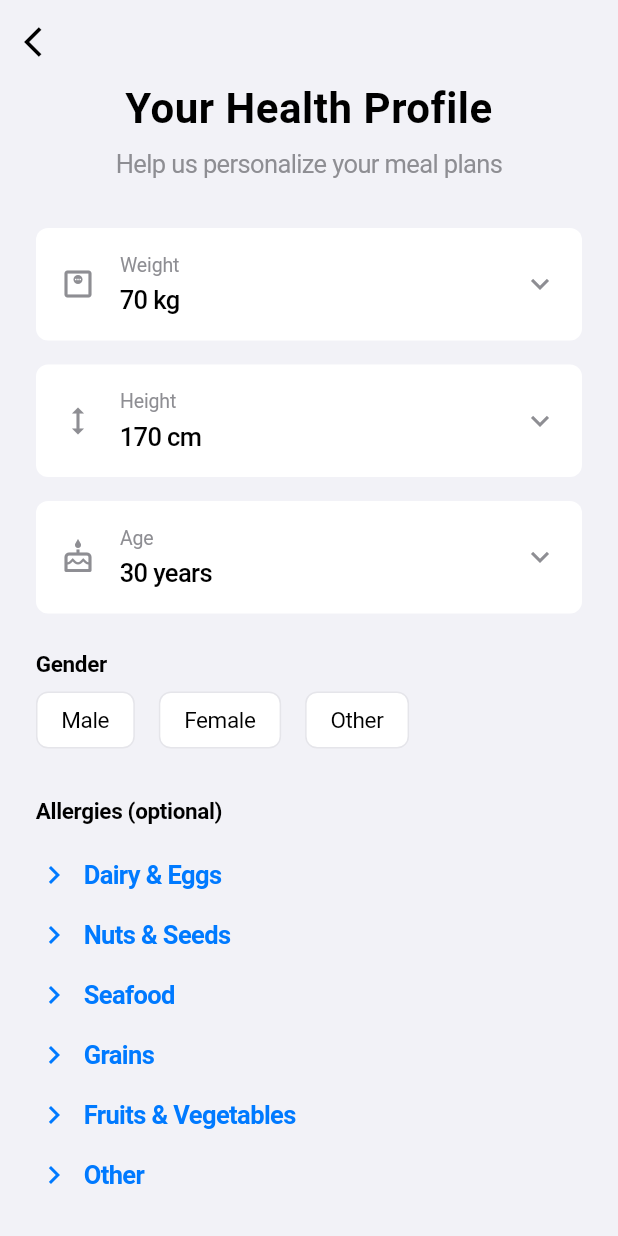
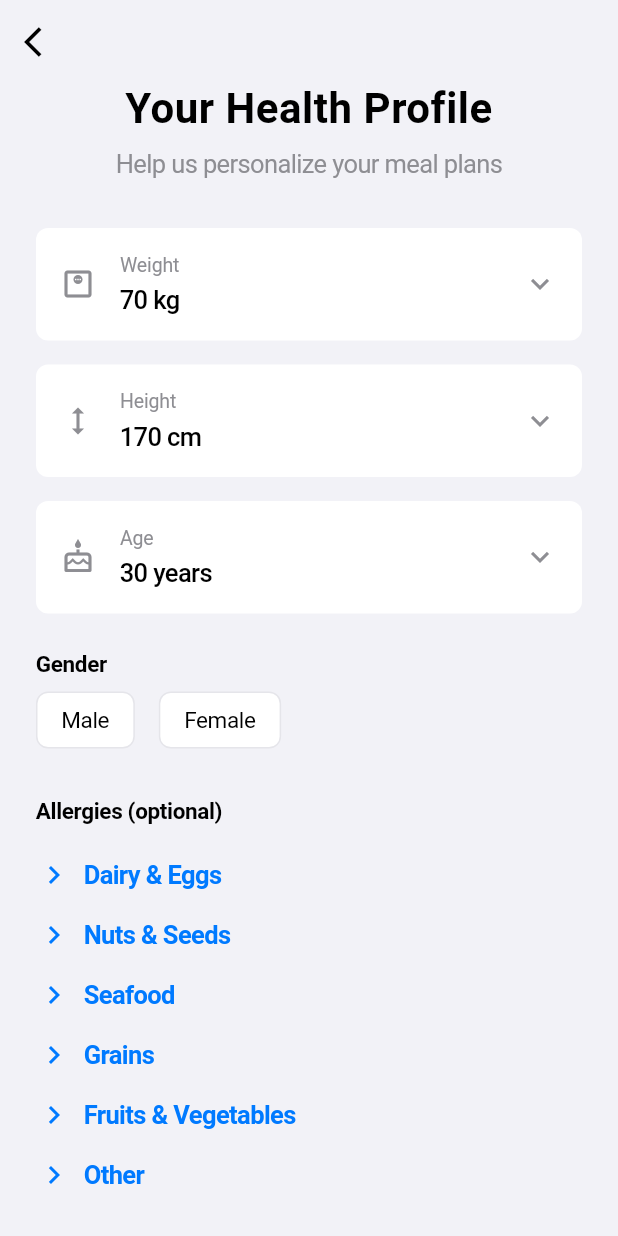
Before and after one commit to osmandemiroz/mealprojectwithnodejs, a Flutter app: the HealthProfileScreen screen opened directly, on a phone screen of 412 x 824 dp. Run offline on Flutter 3.47's test engine with Material 3 defaults, Android fonts, the phone set to English and light mode, and no system bars; our stand-ins replace cached_network_image, flutter_animate, shared_preferences; accounts and stored records are empty; Roboto replaces fonts that are missing (SFPro).

Commit message:
refactor: clean up health profile screen code and improve formatting

```diff
--- a/lib/views/auth/health_profile_screen.dart
+++ b/lib/views/auth/health_profile_screen.dart
@@ -1,6 +1,10 @@
+// ignore_for_file: omit_local_variable_types, document_ignores
+
+import 'dart:async';
+
+import 'package:flutter/cupertino.dart';
 import 'package:flutter/material.dart';
 import 'package:provider/provider.dart';
-import 'package:flutter/cupertino.dart';
 
 import '../../constants/app_theme.dart';
 import '../../services/auth_service.dart';
@@ -20,14 +24,13 @@ class _HealthProfileScreenState extends State<HealthProfileScreen>
   final List<String> _selectedAllergies = [];
 
   // Default values for number pickers
-  double _weight = 70.0;
-  double _height = 170.0;
+  double _weight = 70;
+  double _height = 170;
   int _age = 30;
 
   final List<String> _genderOptions = [
     'Male',
     'Female',
-    'Other',
   ];
 
   // Enhanced allergy categories with more general options
@@ -41,7 +44,7 @@ class _HealthProfileScreenState extends State<HealthProfileScreen>
       'Cashews',
       'Pistachios',
       'Sesame',
-      'Sunflower seeds'
+      'Sunflower seeds',
     ],
     'Seafood': [
       'Fish',
@@ -50,7 +53,7 @@ class _HealthProfileScreenState extends State<HealthProfileScreen>
       'Crab',
       'Lobster',
       'Clams',
-      'Mussels'
+      'Mussels',
     ],
     'Grains': ['Wheat', 'Gluten', 'Barley', 'Rye', 'Oats', 'Corn'],
     'Fruits & Vegetables': [
@@ -59,9 +62,9 @@ class _HealthProfileScreenState extends State<HealthProfileScreen>
       'Avocado',
       'Citrus fruits',
       'Strawberries',
-      'Tomatoes'
+      'Tomatoes',
     ],
-    'Other': ['Sulfites', 'MSG', 'Food colorings', 'Preservatives', 'None']
+    'Other': ['Sulfites', 'MSG', 'Food colorings', 'Preservatives', 'None'],
   };
 
   // Track expanded categories
@@ -96,8 +99,8 @@ class _HealthProfileScreenState extends State<HealthProfileScreen>
       backgroundColor: Colors.white,
       shape: const RoundedRectangleBorder(
         borderRadius: BorderRadius.only(
-          topLeft: Radius.circular(20.0),
-          topRight: Radius.circular(20.0),
+          topLeft: Radius.circular(20),
+          topRight: Radius.circular(20),
         ),
       ),
       builder: (BuildContext context) {
@@ -228,8 +231,10 @@ class _HealthProfileScreenState extends State<HealthProfileScreen>
 
       if (success && mounted) {
         // Navigate to home screen
-        Navigator.of(context)
-            .pushNamedAndRemoveUntil('/home', (route) => false);
+        unawaited(
+          Navigator.of(context)
+              .pushNamedAndRemoveUntil('/home', (route) => false),
+        );
       }
     }
   }
@@ -244,8 +249,10 @@ class _HealthProfileScreenState extends State<HealthProfileScreen>
         backgroundColor: Colors.transparent,
         elevation: 0,
         leading: IconButton(
-          icon: const Icon(Icons.arrow_back_ios,
-              color: AppTheme.textPrimaryColor),
+          icon: const Icon(
+            Icons.arrow_back_ios,
+            color: AppTheme.textPrimaryColor,
+          ),
           onPressed: () => Navigator.of(context).pop(),
         ),
       ),
@@ -378,7 +385,7 @@ class _HealthProfileScreenState extends State<HealthProfileScreen>
                                 },
                                 child: Padding(
                                   padding:
-                                      const EdgeInsets.symmetric(vertical: 8.0),
+                                      const EdgeInsets.symmetric(vertical: 8),
                                   child: Row(
                                     children: [
                                       Icon(
@@ -404,7 +411,9 @@ class _HealthProfileScreenState extends State<HealthProfileScreen>
                               if (isExpanded)
                                 Padding(
                                   padding: const EdgeInsets.only(
-                                      left: 16.0, bottom: 8.0),
+                                    left: 16,
+                                    bottom: 8,
+                                  ),
                                   child: Wrap(
                                     spacing: AppTheme.spacing8,
                                     runSpacing: AppTheme.spacing8,
@@ -419,8 +428,9 @@ class _HealthProfileScreenState extends State<HealthProfileScreen>
                                             if (allergy == 'None') {
                                               // If 'None' is selected, clear other selections
                                               if (!isSelected) {
-                                                _selectedAllergies.clear();
-                                                _selectedAllergies.add('None');
+                                                _selectedAllergies
+                                                  ..clear()
+                                                  ..add('None');
                                               } else {
                                                 _selectedAllergies
                                                     .remove('None');
@@ -445,7 +455,7 @@ class _HealthProfileScreenState extends State<HealthProfileScreen>
                                 ),
                             ],
                           );
-                        }).toList(),
+                        }),
                       ],
                     ),
                   ),
@@ -504,10 +514,12 @@ class _HealthProfileScreenState extends State<HealthProfileScreen>
                         foregroundColor: Colors.white,
                         shape: RoundedRectangleBorder(
                           borderRadius: BorderRadius.circular(
-                              AppTheme.borderRadiusMedium),
+                            AppTheme.borderRadiusMedium,
+                          ),
                         ),
                         padding: const EdgeInsets.symmetric(
-                            vertical: AppTheme.spacing16),
+                          vertical: AppTheme.spacing16,
+                        ),
                       ),
                       child: authService.isLoading
                           ? const SizedBox(
@@ -603,7 +615,9 @@ class _HealthProfileScreenState extends State<HealthProfileScreen>
       onTap: onTap,
       child: Container(
         margin: const EdgeInsets.only(
-            right: AppTheme.spacing8, bottom: AppTheme.spacing8),
+          right: AppTheme.spacing8,
+          bottom: AppTheme.spacing8,
+        ),
         padding: const EdgeInsets.symmetric(
           horizontal: AppTheme.spacing16,
           vertical: AppTheme.spacing8,
@@ -613,7 +627,6 @@ class _HealthProfileScreenState extends State<HealthProfileScreen>
           borderRadius: BorderRadius.circular(AppTheme.borderRadiusMedium),
           border: Border.all(
             color: isSelected ? AppTheme.primaryColor : AppTheme.borderColor,
-            width: 1,
           ),
         ),
         child: Text(
```
